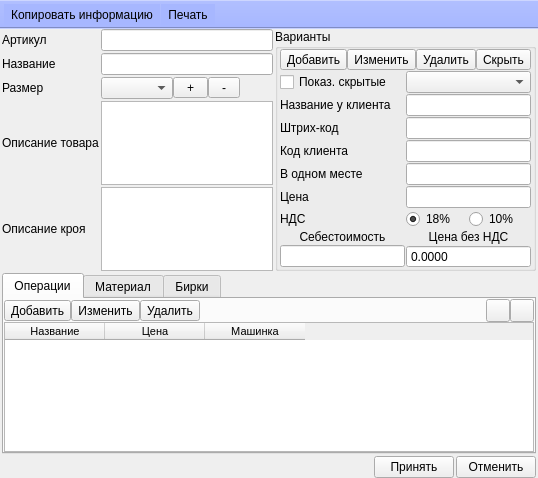
The window that ui/article.ui (Meller008/CRM-Avi) describes before a commit, drawn with Qt 5.
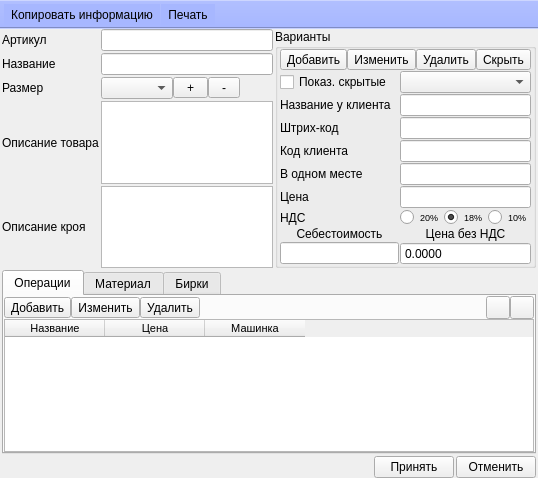
The same window after the commit.

Commit message: Работа -

The edit to the form file:
```diff
--- a/ui/article.ui
+++ b/ui/article.ui
@@ -639,8 +639,25 @@
        </item>
        <item row="8" column="1">
         <layout class="QHBoxLayout" name="horizontalLayout_5">
+         <item>
+          <widget class="QRadioButton" name="rb_nds_3">
+           <property name="font">
+            <font>
+             <pointsize>7</pointsize>
+            </font>
+           </property>
+           <property name="text">
+            <string>20%</string>
+           </property>
+          </widget>
+         </item>
          <item>
           <widget class="QRadioButton" name="rb_nds_1">
+           <property name="font">
+            <font>
+             <pointsize>7</pointsize>
+            </font>
+           </property>
            <property name="text">
             <string>18%</string>
            </property>
@@ -651,6 +668,11 @@
          </item>
          <item>
           <widget class="QRadioButton" name="rb_nds_2">
+           <property name="font">
+            <font>
+             <pointsize>7</pointsize>
+            </font>
+           </property>
            <property name="text">
             <string>10%</string>
            </property>
```
